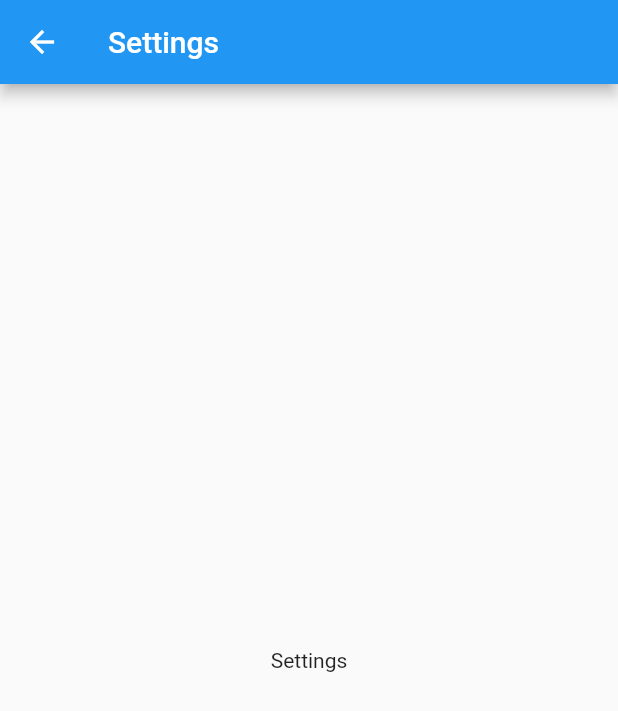
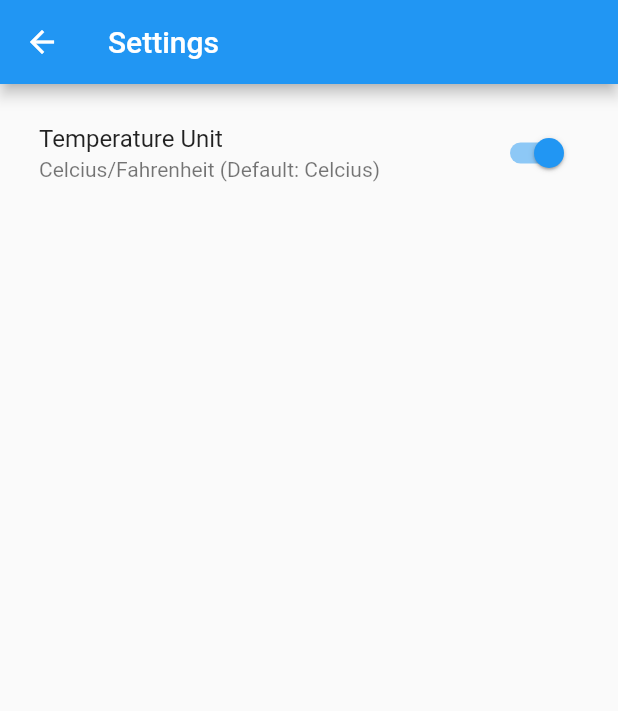
Before and after one commit to fahmi54321/weather_app_dengan_advanced_provider, a Flutter app: the SettingsPage screen opened directly, on a phone screen of 412 x 824 dp. Shown: the top 711 px of the screen. Run offline on Flutter 3.47's test engine with Material 2 defaults, Android fonts, the phone set to English and light mode, and no system bars; our stand-ins replace equatable, flutter_dotenv.

Commit message:
implement temp provider

```diff
--- a/lib/pages/settings_page.dart
+++ b/lib/pages/settings_page.dart
@@ -1,21 +1,30 @@
 import 'package:flutter/material.dart';
+import 'package:provider/provider.dart';
+import 'package:weather_app_dengan_advanced_provider/providers/temp/temp_provider.dart';
 
-class SettingsPage extends StatefulWidget {
+class SettingsPage extends StatelessWidget {
   const SettingsPage({super.key});
 
-  @override
-  State<SettingsPage> createState() => _SettingsPageState();
-}
-
-class _SettingsPageState extends State<SettingsPage> {
   @override
   Widget build(BuildContext context) {
     return Scaffold(
       appBar: AppBar(
         title: const Text('Settings'),
       ),
-      body: Center(
-        child: Text('Settings'),
+      body: Padding(
+        padding: const EdgeInsets.all(10.0),
+        child: ListTile(
+          title: const Text('Temperature Unit'),
+          subtitle: const Text('Celcius/Fahrenheit (Default: Celcius)'),
+          trailing: Switch(
+            value: context.watch<TempProvider>().state.tempUnit ==
+                TempUnit.celcius, //todo 1
+            onChanged: (_) {
+              //todo 2 (finish)
+              context.read<TempProvider>().toggleTempUnit();
+            },
+          ),
+        ),
       ),
     );
   }
```
Also changed, not shown: lib/pages/home_page.dart (+14 -0 lines).
